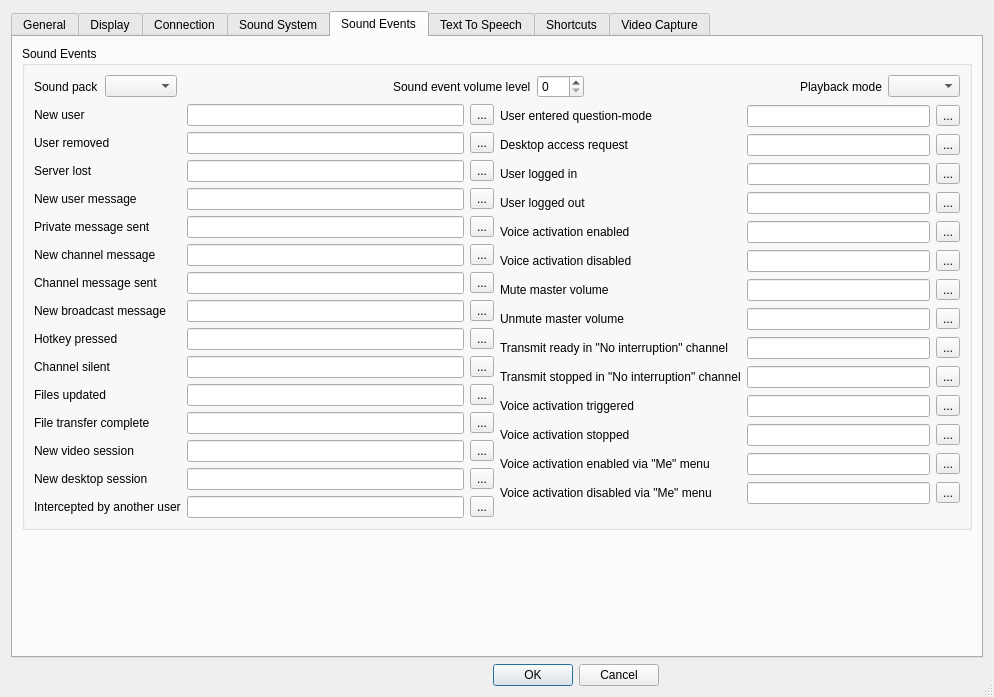
BearWare/TeamTalk5, file Client/qtTeamTalk/preferences.ui: the form before one commit.
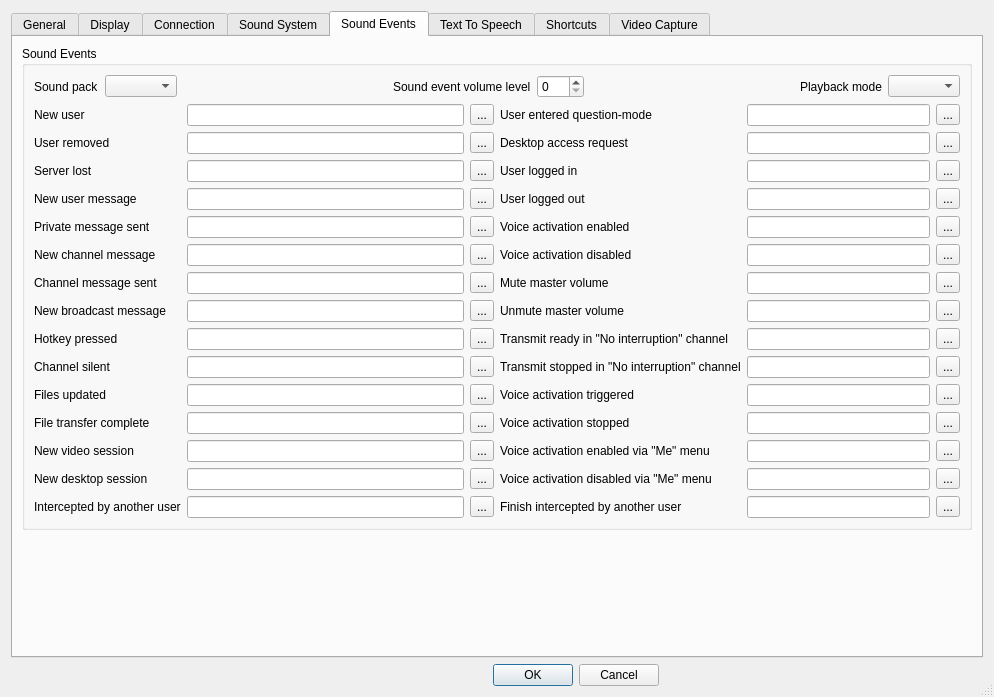
The form after the commit. The open tabs and pages were chosen to show the change. Icons and pictures are not drawn. Custom widgets are drawn as their Qt base class.

Patch:
```diff
--- a/Client/qtTeamTalk/preferences.ui
+++ b/Client/qtTeamTalk/preferences.ui
@@ -2071,6 +2071,29 @@
                 </property>
                </widget>
               </item>
+              <item row="14" column="0">
+               <widget class="QLabel" name="label_interceptEnd">
+                <property name="text">
+                 <string>Finish intercepted by another user</string>
+                </property>
+                <property name="buddy">
+                 <cstring>interceptEndEdit</cstring>
+                </property>
+               </widget>
+              </item>
+              <item row="14" column="1">
+               <widget class="QLineEdit" name="interceptEndEdit"/>
+              </item>
+              <item row="14" column="2">
+               <widget class="QToolButton" name="interceptEndButton">
+                <property name="accessibleName">
+                 <string>Browse</string>
+                </property>
+                <property name="text">
+                 <string notr="true">...</string>
+                </property>
+               </widget>
+              </item>
              </layout>
             </item>
            </layout>
```
